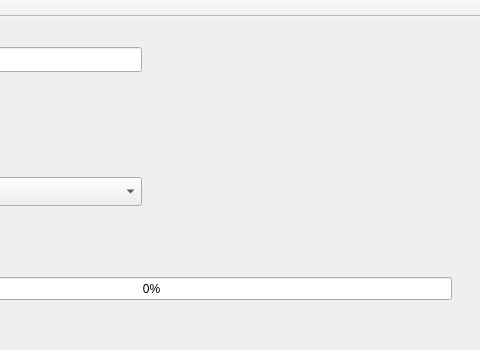
Above: mainwindow.ui from DeuceEFI/emsload before the change; both pictures show x 159 to 639 and y 0 to 350 of the 639 by 484 pixel window. Below: the same form after it.
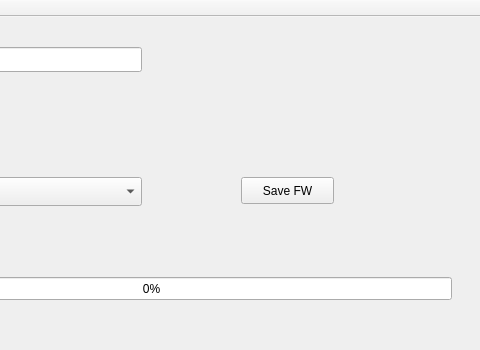
That is the form after the change.

```diff
--- a/mainwindow.ui
+++ b/mainwindow.ui
@@ -73,6 +73,19 @@
      <number>0</number>
     </property>
    </widget>
+   <widget class="QPushButton" name="selectSavePushButton">
+    <property name="geometry">
+     <rect>
+      <x>400</x>
+      <y>160</y>
+      <width>93</width>
+      <height>27</height>
+     </rect>
+    </property>
+    <property name="text">
+     <string>Save FW</string>
+    </property>
+   </widget>
   </widget>
   <widget class="QMenuBar" name="menuBar">
    <property name="geometry">
```
